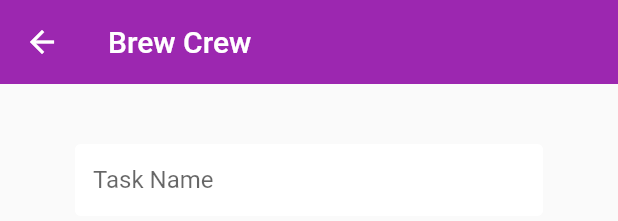
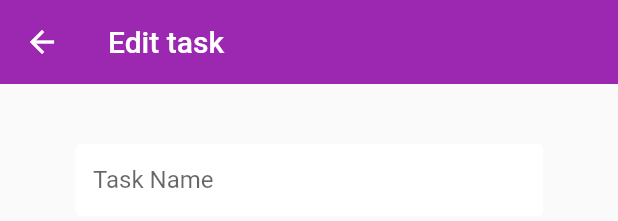
Before and after one commit to chandra-chud/YourTasks, a Flutter app: the BrewTile widget shown alone on an empty page, opened directly with empty values, after a tap on the "mode edit" icon, on a phone screen of 412 x 824 dp. Shown: the top 221 px of the screen. Run offline on Flutter 3.47's test engine with Material 2 defaults, Android fonts, the phone set to English and light mode, and no system bars; our stand-ins replace cloud_firestore, firebase_auth, flutter_spinkit; accounts and stored records are empty.

Commit message:
edit strike working need to work on delete and some final changes

```diff
--- a/lib/screens/home/brew_tile.dart
+++ b/lib/screens/home/brew_tile.dart
@@ -1,13 +1,21 @@
 import 'package:flutter/material.dart';
 import 'package:brew_crew/models/brew.dart';
 import 'package:brew_crew/screens/home/task/taskPage.dart';
+import 'package:brew_crew/services/database.dart';
+import 'package:brew_crew/models/user.dart';
+import 'package:provider/provider.dart';
 
 class BrewTile extends StatelessWidget {
   final Brew brew;
   BrewTile({this.brew});
 
   @override
+
   Widget build(BuildContext context) {
+    //print(brew.name);
+//   var task = TaskClass(brew.name, brew.checked,brew.tuid,brew.puid);
+    final user = Provider.of<User>(context);
+
     return Padding(
       padding: EdgeInsets.only(top: 8.0),
       child: Card(
@@ -15,25 +23,60 @@ class BrewTile extends StatelessWidget {
           child: ListTile(
               leading: Checkbox(
                 value: brew.checked,
-                checkColor: Colors.white,
-                // onChanged: {
-
-                // },
+                activeColor: Colors.purple,
+                onChanged: (bool newVal) {
+                    DatabaseService(uid: user.uid).createUserData(brew.name, newVal, brew.tuid);
+                },
               ),
               title: Text(brew.name,
                   style: (brew.checked
                       ? TextStyle(decoration: TextDecoration.lineThrough)
                       : TextStyle(fontWeight: FontWeight.bold))),
               subtitle: Text('Scheduled time:'),
-              trailing: FlatButton(
+              trailing: ((brew.checked == true) ? FlatButton():FlatButton(
                 child: Icon(Icons.mode_edit),
                 onPressed: () {
                   Navigator.push(
                     context,
-                    MaterialPageRoute(builder: (context) => TaskPage()),
+                    MaterialPageRoute(builder: (context) => TaskPage(
+                      brew.name, brew.checked,brew.puid, brew.tuid
+                    )),
                   );
                 },
-              ))),
+              )))),
     );
   }
 }
+
+
+// return Padding(
+//   padding: EdgeInsets.only(top: 8.0),
+//   child: Card(
+//       margin: EdgeInsets.fromLTRB(20.0, 6.0, 20.0, 0.0),
+//       child: ListTile(
+//           leading: Checkbox(
+//             value: brew.checked,
+//             checkColor: Colors.white,
+//             onChanged: (bool newVal) {
+//               setState(() {
+//                 brew.checked = newVal;
+//               });
+//             },
+//           ),
+//           title: Text(brew.name,
+//               style: (brew.checked
+//                   ? TextStyle(decoration: TextDecoration.lineThrough)
+//                   : TextStyle(fontWeight: FontWeight.bold))),
+//           subtitle: Text('Scheduled time:'),
+//           trailing: ((brew.checked == true) ? FlatButton():FlatButton(
+//             child: Icon(Icons.mode_edit),
+//             onPressed: () {
+//               Navigator.push(
+//                 context,
+//                 MaterialPageRoute(builder: (context) => TaskPage(
+//                   brew.name, brew.checked,brew.puid, brew.tuid
+//                 )),
+//               );
+//             },
+//           )))),
+// );
--- a/lib/screens/home/home.dart
+++ b/lib/screens/home/home.dart
@@ -5,7 +5,6 @@ import 'package:brew_crew/services/database.dart';
 import 'package:provider/provider.dart';
 import 'package:brew_crew/screens/home/brew_list.dart';
 import 'package:brew_crew/shared/taskID.dart';
-import 'package:firebase_auth/firebase_auth.dart';
 import 'package:brew_crew/models/user.dart';
 
 
@@ -55,7 +54,7 @@ class Home extends StatelessWidget {
             // TimeOfDay currentTime = TimeOfDay.now();
             String randomString = Utils().createCrypto();
 
-            // print(userid);
+            print(randomString);
             await DatabaseService(uid: user.uid).createUserData(
                 'new task',
                 false,
--- a/lib/screens/home/task/taskPage.dart
+++ b/lib/screens/home/task/taskPage.dart
@@ -1,16 +1,29 @@
 import 'package:flutter/material.dart';
 //import 'package:flutter/src/material/time_picker.dart';
 import 'package:brew_crew/shared/constants.dart';
-
+//import 'package:brew_crew/shared/TaskClass.dart';
+import 'package:brew_crew/services/database.dart';
+import 'package:provider/provider.dart';
+import 'package:brew_crew/models/brew.dart';
+import 'package:brew_crew/models/user.dart';
 
 class TaskPage extends StatefulWidget {
+  final String name;
+  final bool checked;
+  final String puid;
+  final String tuid;
+
+  const TaskPage(this.name,this.checked, this.puid, this.tuid);
+
   @override
   _TaskPageState createState() => _TaskPageState();
 }
 
 class _TaskPageState extends State<TaskPage> {
+  String taskName = '';
+  String taskID = '';
+  String taskUID = '';
 
-  String taskName = '';
   TimeOfDay time = TimeOfDay(hour: 15, minute: 0);
   TimeOfDay pickedTime = TimeOfDay.now();
 
@@ -29,13 +42,15 @@ class _TaskPageState extends State<TaskPage> {
     }
   }
 
-
+  // print()
   @override
   Widget build(BuildContext context) {
+    final user = Provider.of<User>(context);
+
     return Scaffold(
       backgroundColor: Colors.purple[80],
       appBar: AppBar(
-        title: Text('Brew Crew'),
+        title: Text('Edit task'),
         backgroundColor: Colors.purple[500],
         elevation: 0.0,
       ),
@@ -46,6 +61,7 @@ class _TaskPageState extends State<TaskPage> {
                   children: <Widget>[
                     SizedBox(height: 20.0),
                     TextFormField(
+                      initialValue: widget.name,
                       decoration: textInputDecoration.copyWith(hintText: 'Task Name'),
                       onChanged: (val) {
                         setState(() {
@@ -70,7 +86,12 @@ class _TaskPageState extends State<TaskPage> {
                         style: TextStyle(color: Colors.white),
                       ),
                       onPressed: () async {
-                      },
+                        await DatabaseService(uid: user.uid).createUserData(taskName, widget.checked ,widget.tuid);
+                        Navigator.pop(context);
+                          // dynamic theTask = await DatabaseService(uid: user.uid).getTask(widget.name, widget.tuid);
+                          // theTask.name = taskName;
+
+                       }
                     ),
                     SizedBox(height: 12.0),
 
@@ -80,10 +101,3 @@ class _TaskPageState extends State<TaskPage> {
     );
   }
 }
-// Container(
-//   child: FlatButton(
-//       child: Text('Done'),
-//       onPressed: () {
-//         Navigator.pop(context);
-//       }),
-// );
--- a/lib/services/auth.dart
+++ b/lib/services/auth.dart
@@ -1,6 +1,6 @@
 import 'package:brew_crew/models/user.dart';
 import 'package:firebase_auth/firebase_auth.dart';
-import 'package:flutter/material.dart';
+//import 'package:flutter/material.dart';
 //import 'package:flutter/material.dart';
 
 class AuthService {
@@ -48,7 +48,7 @@ class AuthService {
     try {
       AuthResult res = await _auth.createUserWithEmailAndPassword(email: email, password: password);
       FirebaseUser user = res.user;
-      TimeOfDay time = TimeOfDay(hour: 15, minute: 0);
+      //TimeOfDay time = TimeOfDay(hour: 15, minute: 0);
 
       //create new doc for user with uid
 //      await DatabaseService(uid: user.uid).updateUserData(time, 'new task', true);
```
Also changed, not shown: lib/screens/home/brew_list.dart (+10 -24 lines), lib/services/database.dart (+55 -14 lines), lib/shared/TaskClass.dart (added, +8 -0 lines).
